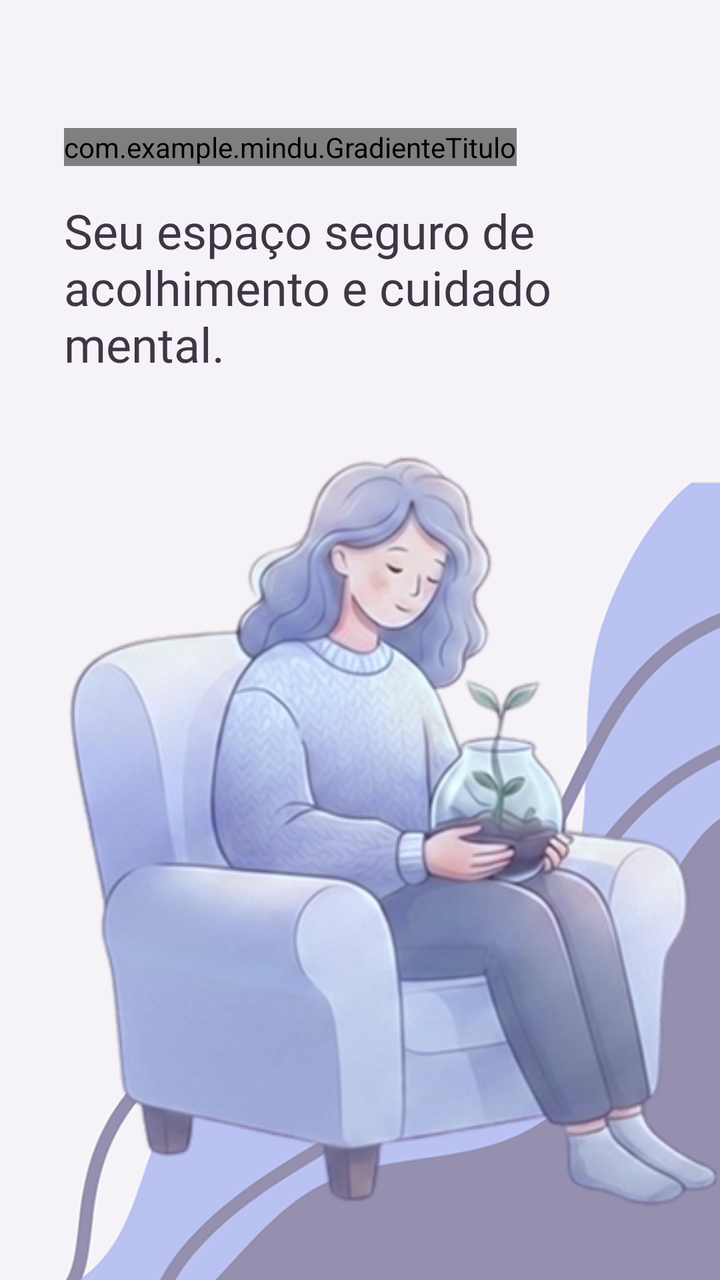
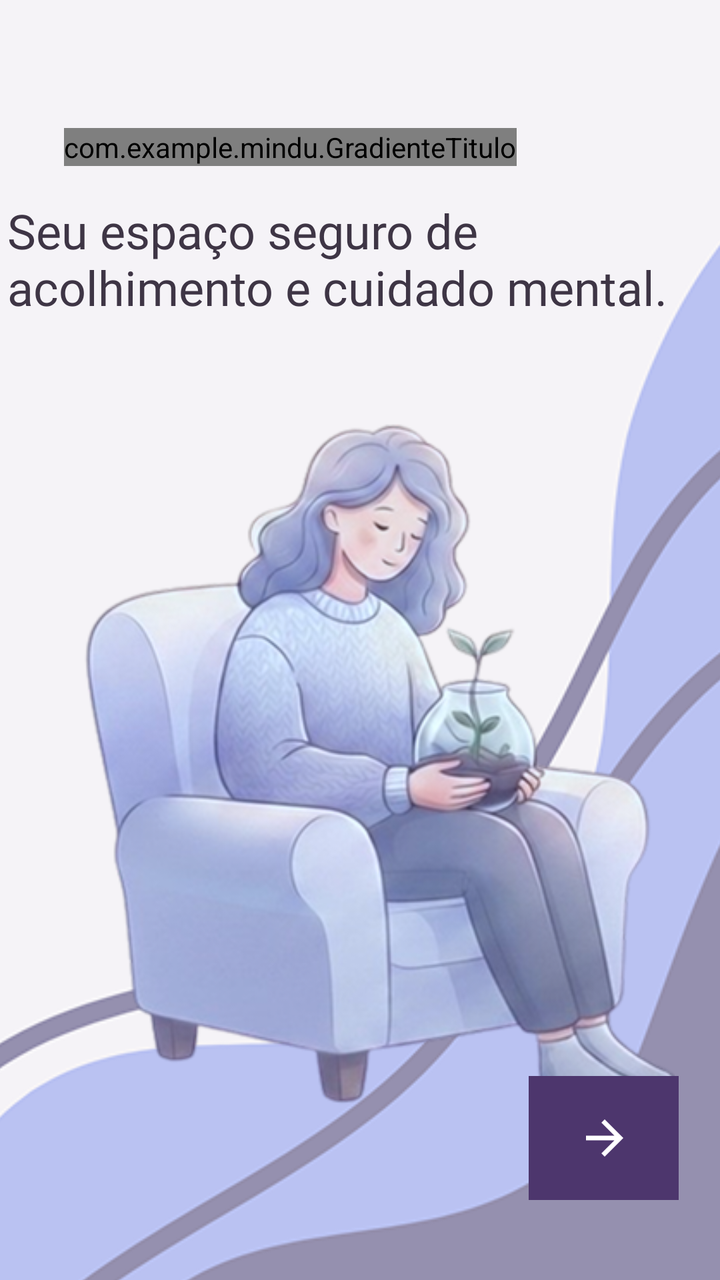

Before-and-after screenshots of an Android layout around one commit, followed by the original layout XML and the change that was made.
<!-- AndroidManifest.xml: application theme Theme.MindU -->
<!-- res/layout/activity_tela_inicio.xml -->
<?xml version="1.0" encoding="utf-8"?>
<androidx.constraintlayout.widget.ConstraintLayout xmlns:android="http://schemas.android.com/apk/res/android"
    xmlns:app="http://schemas.android.com/apk/res-auto"
    xmlns:tools="http://schemas.android.com/tools"
    android:id="@+id/main"
    android:layout_width="match_parent"
    android:layout_height="match_parent"
    tools:context=".TelaInicio">

    <ImageView
        android:id="@+id/imageView2"
        android:layout_width="0dp"
        android:layout_height="0dp"
        android:scaleType="centerCrop"
        app:layout_constraintBottom_toBottomOf="parent"
        app:layout_constraintEnd_toEndOf="parent"
        app:layout_constraintStart_toStartOf="parent"
        app:layout_constraintTop_toTopOf="parent"
        app:srcCompat="@drawable/nova_cole__o_story_do_instagram_bege_marrom_6" />


    <ImageView
        android:id="@+id/imageView3"
        android:layout_width="358dp"
        android:layout_height="471dp"
        app:layout_constraintBottom_toBottomOf="parent"
        app:layout_constraintEnd_toEndOf="parent"
        app:layout_constraintHorizontal_bias="0.219"
        app:layout_constraintStart_toStartOf="parent"
        app:layout_constraintTop_toBottomOf="@+id/textView2"
        app:layout_constraintVertical_bias="0.405"
        app:srcCompat="@drawable/gemini_generated_image_540zhb540zhb540z_removebg_preview_1" />

    <com.example.mindu.GradienteTitulo
        android:id="@+id/titulo"
        android:layout_width="wrap_content"
        android:layout_height="wrap_content"
        android:layout_marginStart="32dp"
        android:layout_marginTop="64dp"
        android:fontFamily="@font/lora_bold"
        android:text="MindU"
        android:textSize="64sp"
        app:layout_constraintStart_toStartOf="parent"
        app:layout_constraintTop_toTopOf="parent" />


    <TextView
        android:id="@+id/textView2"
        android:layout_width="0dp"
        android:layout_height="wrap_content"
        android:layout_marginTop="16dp"
        android:layout_marginEnd="32dp"
        android:fontFamily="@font/plus_jakarta_sans_light"
        android:text="Seu espaço seguro de acolhimento e cuidado mental."
        android:textColor="#3E3545"
        android:textSize="24sp"
        app:layout_constraintEnd_toEndOf="parent"
        app:layout_constraintStart_toStartOf="@+id/titulo"
        app:layout_constraintTop_toBottomOf="@+id/titulo" />

</androidx.constraintlayout.widget.ConstraintLayout>
<!-- resources referenced by this layout -->
<resources>
  <!-- drawable gemini_generated_image_540zhb540zhb540z_removebg_preview_1: png bitmap (drawable, 150226 bytes) -->
  <!-- drawable nova_cole__o_story_do_instagram_bege_marrom_6: png bitmap (drawable, 50002 bytes) -->
  <style name="Theme.MindU" parent="Base.Theme.MindU" />
  <style name="Base.Theme.MindU" parent="Theme.Material3.DayNight.NoActionBar">
          
          
      </style>
</resources>

<!-- the commit's change to res/layout/activity_tela_inicio.xml (unified diff, before → after) -->
@@ -5,30 +5,33 @@
     android:id="@+id/main"
     android:layout_width="match_parent"
     android:layout_height="match_parent"
+    android:pointerIcon="none"
     tools:context=".TelaInicio">
+
 
     <ImageView
         android:id="@+id/imageView2"
-        android:layout_width="0dp"
-        android:layout_height="0dp"
+        android:layout_width="554dp"
+        android:layout_height="904dp"
         android:scaleType="centerCrop"
         app:layout_constraintBottom_toBottomOf="parent"
         app:layout_constraintEnd_toEndOf="parent"
+        app:layout_constraintHorizontal_bias="0.755"
         app:layout_constraintStart_toStartOf="parent"
         app:layout_constraintTop_toTopOf="parent"
+        app:layout_constraintVertical_bias="0.893"
         app:srcCompat="@drawable/nova_cole__o_story_do_instagram_bege_marrom_6" />
-
 
     <ImageView
         android:id="@+id/imageView3"
-        android:layout_width="358dp"
-        android:layout_height="471dp"
+        android:layout_width="326dp"
+        android:layout_height="404dp"
         app:layout_constraintBottom_toBottomOf="parent"
         app:layout_constraintEnd_toEndOf="parent"
-        app:layout_constraintHorizontal_bias="0.219"
+        app:layout_constraintHorizontal_bias="0.329"
         app:layout_constraintStart_toStartOf="parent"
         app:layout_constraintTop_toBottomOf="@+id/textView2"
-        app:layout_constraintVertical_bias="0.405"
+        app:layout_constraintVertical_bias="0.0"
         app:srcCompat="@drawable/gemini_generated_image_540zhb540zhb540z_removebg_preview_1" />
 
     <com.example.mindu.GradienteTitulo
@@ -46,8 +49,8 @@
 
     <TextView
         android:id="@+id/textView2"
-        android:layout_width="0dp"
-        android:layout_height="wrap_content"
+        android:layout_width="353dp"
+        android:layout_height="82dp"
         android:layout_marginTop="16dp"
         android:layout_marginEnd="32dp"
         android:fontFamily="@font/plus_jakarta_sans_light"
@@ -58,4 +61,22 @@
         app:layout_constraintStart_toStartOf="@+id/titulo"
         app:layout_constraintTop_toBottomOf="@+id/titulo" />
 
+    <Button
+        android:id="@+id/button"
+        android:layout_width="75dp"
+        android:layout_height="70dp"
+        android:layout_marginBottom="36dp"
+        android:backgroundTint="#4d366d"
+        android:isScrollContainer="false"
+        android:pointerIcon="none"
+        app:cornerRadius="@android:dimen/config_shapeCornerRadiusMedium"
+        app:icon="@drawable/baseline_arrow_forward_24"
+        app:iconGravity="start"
+        app:iconSize="28dp"
+        app:iconTintMode="multiply"
+        app:layout_constraintBottom_toBottomOf="parent"
+        app:layout_constraintEnd_toEndOf="parent"
+        app:layout_constraintHorizontal_bias="0.928"
+        app:layout_constraintStart_toStartOf="parent" />
+
 </androidx.constraintlayout.widget.ConstraintLayout>
<!-- resource entries referenced after the edit -->
@@ -1,5 +1,11 @@
 <!-- resources referenced by this layout -->
 <resources>
+  <!-- drawable baseline_arrow_forward_24 (drawable) -->
+  <vector xmlns:android="http://schemas.android.com/apk/res/android" android:autoMirrored="true" android:height="24dp" android:tint="#F5F3F7" android:viewportHeight="24" android:viewportWidth="24" android:width="24dp">
+        
+      <path android:fillColor="@android:color/white" android:pathData="M12,4l-1.41,1.41L16.17,11H4v2h12.17l-5.58,5.59L12,20l8,-8z"/>
+      
+  </vector>
   <!-- drawable gemini_generated_image_540zhb540zhb540z_removebg_preview_1: png bitmap (drawable, 150226 bytes) -->
   <!-- drawable nova_cole__o_story_do_instagram_bege_marrom_6: png bitmap (drawable, 50002 bytes) -->
   <style name="Theme.MindU" parent="Base.Theme.MindU" />
